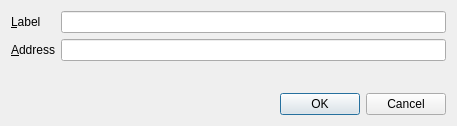
Above: src/qt/forms/editaddressdialog.ui from gridcoin/Gridcoin-master before the change. Below: the same form after it.
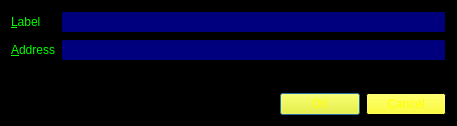
That is the form after the change.

What changed in the file:
```diff
--- a/src/qt/forms/editaddressdialog.ui
+++ b/src/qt/forms/editaddressdialog.ui
@@ -10,9 +10,319 @@
     <height>126</height>
    </rect>
   </property>
+  <property name="palette">
+   <palette>
+    <active>
+     <colorrole role="WindowText">
+      <brush brushstyle="SolidPattern">
+       <color alpha="255">
+        <red>0</red>
+        <green>255</green>
+        <blue>0</blue>
+       </color>
+      </brush>
+     </colorrole>
+     <colorrole role="Button">
+      <brush brushstyle="SolidPattern">
+       <color alpha="255">
+        <red>255</red>
+        <green>255</green>
+        <blue>0</blue>
+       </color>
+      </brush>
+     </colorrole>
+     <colorrole role="Light">
+      <brush brushstyle="SolidPattern">
+       <color alpha="255">
+        <red>0</red>
+        <green>255</green>
+        <blue>255</blue>
+       </color>
+      </brush>
+     </colorrole>
+     <colorrole role="Text">
+      <brush brushstyle="SolidPattern">
+       <color alpha="255">
+        <red>0</red>
+        <green>255</green>
+        <blue>0</blue>
+       </color>
+      </brush>
+     </colorrole>
+     <colorrole role="BrightText">
+      <brush brushstyle="SolidPattern">
+       <color alpha="255">
+        <red>0</red>
+        <green>170</green>
+        <blue>255</blue>
+       </color>
+      </brush>
+     </colorrole>
+     <colorrole role="ButtonText">
+      <brush brushstyle="SolidPattern">
+       <color alpha="255">
+        <red>255</red>
+        <green>255</green>
+        <blue>0</blue>
+       </color>
+      </brush>
+     </colorrole>
+     <colorrole role="Base">
+      <brush brushstyle="SolidPattern">
+       <color alpha="255">
+        <red>0</red>
+        <green>0</green>
+        <blue>127</blue>
+       </color>
+      </brush>
+     </colorrole>
+     <colorrole role="Window">
+      <brush brushstyle="SolidPattern">
+       <color alpha="255">
+        <red>0</red>
+        <green>0</green>
+        <blue>0</blue>
+       </color>
+      </brush>
+     </colorrole>
+     <colorrole role="HighlightedText">
+      <brush brushstyle="SolidPattern">
+       <color alpha="255">
+        <red>255</red>
+        <green>0</green>
+        <blue>0</blue>
+       </color>
+      </brush>
+     </colorrole>
+     <colorrole role="AlternateBase">
+      <brush brushstyle="SolidPattern">
+       <color alpha="255">
+        <red>0</red>
+        <green>0</green>
+        <blue>127</blue>
+       </color>
+      </brush>
+     </colorrole>
+     <colorrole role="NoRole">
+      <brush brushstyle="SolidPattern">
+       <color alpha="255">
+        <red>0</red>
+        <green>0</green>
+        <blue>255</blue>
+       </color>
+      </brush>
+     </colorrole>
+    </active>
+    <inactive>
+     <colorrole role="WindowText">
+      <brush brushstyle="SolidPattern">
+       <color alpha="255">
+        <red>0</red>
+        <green>255</green>
+        <blue>0</blue>
+       </color>
+      </brush>
+     </colorrole>
+     <colorrole role="Button">
+      <brush brushstyle="SolidPattern">
+       <color alpha="255">
+        <red>255</red>
+        <green>255</green>
+        <blue>0</blue>
+       </color>
+      </brush>
+     </colorrole>
+     <colorrole role="Light">
+      <brush brushstyle="SolidPattern">
+       <color alpha="255">
+        <red>0</red>
+        <green>255</green>
+        <blue>255</blue>
+       </color>
+      </brush>
+     </colorrole>
+     <colorrole role="Text">
+      <brush brushstyle="SolidPattern">
+       <color alpha="255">
+        <red>0</red>
+        <green>255</green>
+        <blue>0</blue>
+       </color>
+      </brush>
+     </colorrole>
+     <colorrole role="BrightText">
+      <brush brushstyle="SolidPattern">
+       <color alpha="255">
+        <red>0</red>
+        <green>170</green>
+        <blue>255</blue>
+       </color>
+      </brush>
+     </colorrole>
+     <colorrole role="ButtonText">
+      <brush brushstyle="SolidPattern">
+       <color alpha="255">
+        <red>255</red>
+        <green>255</green>
+        <blue>0</blue>
+       </color>
+      </brush>
+     </colorrole>
+     <colorrole role="Base">
+      <brush brushstyle="SolidPattern">
+       <color alpha="255">
+        <red>0</red>
+        <green>0</green>
+        <blue>127</blue>
+       </color>
+      </brush>
+     </colorrole>
+     <colorrole role="Window">
+      <brush brushstyle="SolidPattern">
+       <color alpha="255">
+        <red>0</red>
+        <green>0</green>
+        <blue>0</blue>
+       </color>
+      </brush>
+     </colorrole>
+     <colorrole role="HighlightedText">
+      <brush brushstyle="SolidPattern">
+       <color alpha="255">
+        <red>255</red>
+        <green>0</green>
+        <blue>0</blue>
+       </color>
+      </brush>
+     </colorrole>
+     <colorrole role="AlternateBase">
+      <brush brushstyle="SolidPattern">
+       <color alpha="255">
+        <red>0</red>
+        <green>0</green>
+        <blue>127</blue>
+       </color>
+      </brush>
+     </colorrole>
+     <colorrole role="NoRole">
+      <brush brushstyle="SolidPattern">
+       <color alpha="255">
+        <red>0</red>
+        <green>0</green>
+        <blue>255</blue>
+       </color>
+      </brush>
+     </colorrole>
+    </inactive>
+    <disabled>
+     <colorrole role="WindowText">
+      <brush brushstyle="SolidPattern">
+       <color alpha="255">
+        <red>120</red>
+        <green>120</green>
+        <blue>120</blue>
+       </color>
+      </brush>
+     </colorrole>
+     <colorrole role="Button">
+      <brush brushstyle="SolidPattern">
+       <color alpha="255">
+        <red>255</red>
+        <green>255</green>
+        <blue>0</blue>
+       </color>
+      </brush>
+     </colorrole>
+     <colorrole role="Light">
+      <brush brushstyle="SolidPattern">
+       <color alpha="255">
+        <red>0</red>
+        <green>255</green>
+        <blue>255</blue>
+       </color>
+      </brush>
+     </colorrole>
+     <colorrole role="Text">
+      <brush brushstyle="SolidPattern">
+       <color alpha="255">
+        <red>120</red>
+        <green>120</green>
+        <blue>120</blue>
+       </color>
+      </brush>
+     </colorrole>
+     <colorrole role="BrightText">
+      <brush brushstyle="SolidPattern">
+       <color alpha="255">
+        <red>0</red>
+        <green>170</green>
+        <blue>255</blue>
+       </color>
+      </brush>
+     </colorrole>
+     <colorrole role="ButtonText">
+      <brush brushstyle="SolidPattern">
+       <color alpha="255">
+        <red>120</red>
+        <green>120</green>
+        <blue>120</blue>
+       </color>
+      </brush>
+     </colorrole>
+     <colorrole role="Base">
+      <brush brushstyle="SolidPattern">
+       <color alpha="255">
+        <red>0</red>
+        <green>0</green>
+        <blue>0</blue>
+       </color>
+      </brush>
+     </colorrole>
+     <colorrole role="Window">
+      <brush brushstyle="SolidPattern">
+       <color alpha="255">
+        <red>0</red>
+        <green>0</green>
+        <blue>0</blue>
+       </color>
+      </brush>
+     </colorrole>
+     <colorrole role="HighlightedText">
+      <brush brushstyle="SolidPattern">
+       <color alpha="255">
+        <red>255</red>
+        <green>0</green>
+        <blue>0</blue>
+       </color>
+      </brush>
+     </colorrole>
+     <colorrole role="AlternateBase">
+      <brush brushstyle="SolidPattern">
+       <color alpha="255">
+        <red>0</red>
+        <green>0</green>
+        <blue>127</blue>
+       </color>
+      </brush>
+     </colorrole>
+     <colorrole role="NoRole">
+      <brush brushstyle="SolidPattern">
+       <color alpha="255">
+        <red>0</red>
+        <green>0</green>
+        <blue>255</blue>
+       </color>
+      </brush>
+     </colorrole>
+    </disabled>
+   </palette>
+  </property>
   <property name="windowTitle">
    <string>Edit Address</string>
   </property>
+  <property name="autoFillBackground">
+   <bool>true</bool>
+  </property>
   <layout class="QVBoxLayout" name="verticalLayout">
    <item>
     <layout class="QFormLayout" name="formLayout">
```
